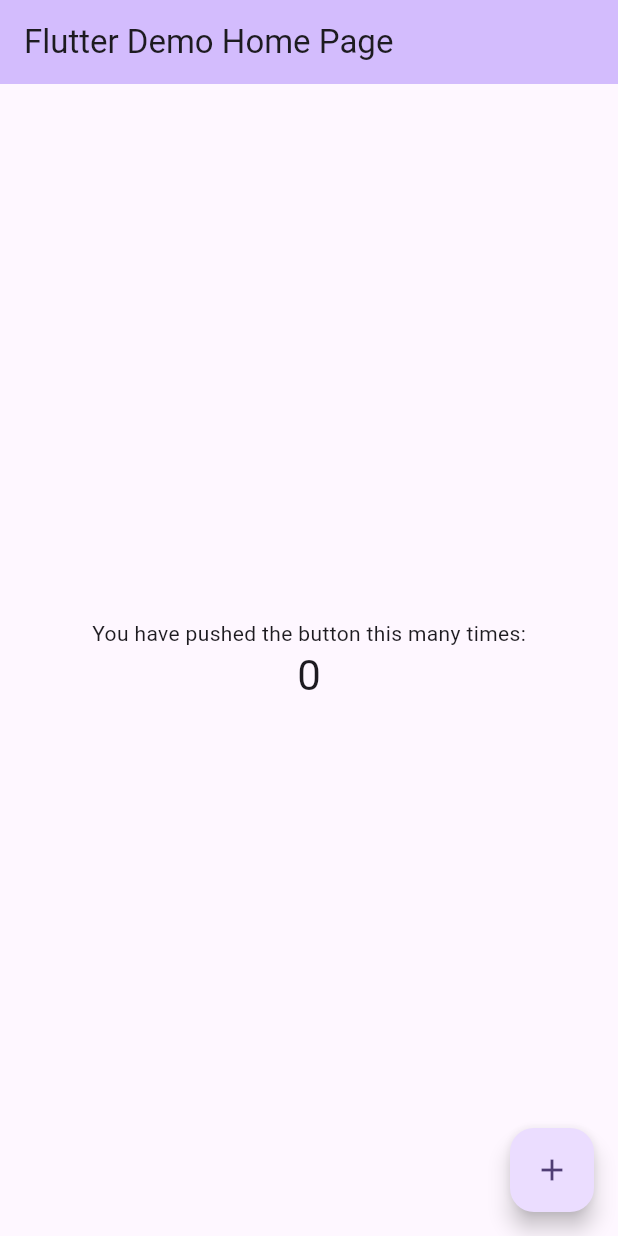
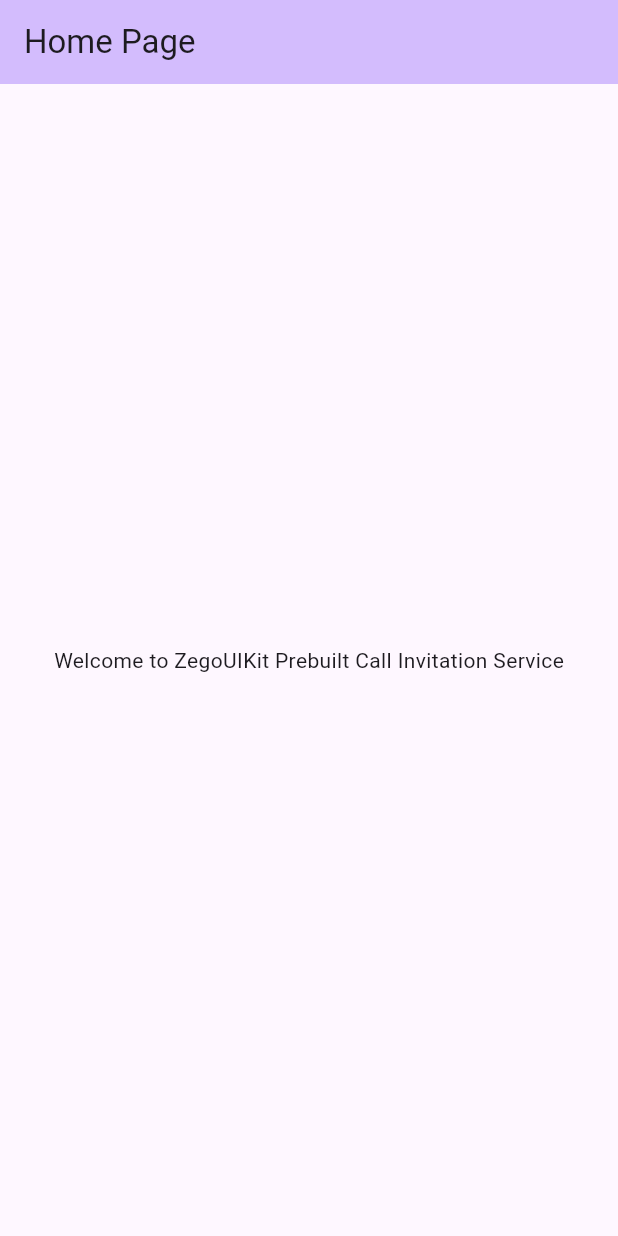
Before and after one commit to Eng-Mosad-99/zego_uikit_app, a Flutter app: the screen it shows after launch, on a phone screen of 412 x 824 dp. Run offline on Flutter 3.47's test engine with Material 3 defaults, Android fonts, the phone set to English and light mode, and no system bars; our stand-ins replace firebase_core; accounts and stored records are empty.

Commit message:
create home page

```diff
--- a/lib/main.dart
+++ b/lib/main.dart
@@ -1,111 +1,26 @@
 import 'package:flutter/material.dart';
 import 'package:firebase_core/firebase_core.dart';
+import 'package:zego_uikit_app/pages/home_page.dart';
 import 'firebase_options.dart';
-void main() async{
-  await Firebase.initializeApp(
-    options: DefaultFirebaseOptions.currentPlatform,
-);
+
+void main() async {
+  WidgetsFlutterBinding.ensureInitialized();
+  await Firebase.initializeApp(options: DefaultFirebaseOptions.currentPlatform);
+
   runApp(const MyApp());
 }
 
 class MyApp extends StatelessWidget {
   const MyApp({super.key});
 
-  // This widget is the root of your application.
   @override
   Widget build(BuildContext context) {
     return MaterialApp(
-      title: 'Flutter Demo',
+
       theme: ThemeData(
         colorScheme: ColorScheme.fromSeed(seedColor: Colors.deepPurple),
       ),
-      home: const MyHomePage(title: 'Flutter Demo Home Page'),
+      home: const HomePage(),
     );
   }
 }
-
-class MyHomePage extends StatefulWidget {
-  const MyHomePage({super.key, required this.title});
-
-  // This widget is the home page of your application. It is stateful, meaning
-  // that it has a State object (defined below) that contains fields that affect
-  // how it looks.
-
-  // This class is the configuration for the state. It holds the values (in this
-  // case the title) provided by the parent (in this case the App widget) and
-  // used by the build method of the State. Fields in a Widget subclass are
-  // always marked "final".
-
-  final String title;
-
-  @override
-  State<MyHomePage> createState() => _MyHomePageState();
-}
-
-class _MyHomePageState extends State<MyHomePage> {
-  int _counter = 0;
-
-  void _incrementCounter() {
-    setState(() {
-      // This call to setState tells the Flutter framework that something has
-      // changed in this State, which causes it to rerun the build method below
-      // so that the display can reflect the updated values. If we changed
-      // _counter without calling setState(), then the build method would not be
-      // called again, and so nothing would appear to happen.
-      _counter++;
-    });
-  }
-
-  @override
-  Widget build(BuildContext context) {
-    // This method is rerun every time setState is called, for instance as done
-    // by the _incrementCounter method above.
-    //
-    // The Flutter framework has been optimized to make rerunning build methods
-    // fast, so that you can just rebuild anything that needs updating rather
-    // than having to individually change instances of widgets.
-    return Scaffold(
-      appBar: AppBar(
-        // TRY THIS: Try changing the color here to a specific color (to
-        // Colors.amber, perhaps?) and trigger a hot reload to see the AppBar
-        // change color while the other colors stay the same.
-        backgroundColor: Theme.of(context).colorScheme.inversePrimary,
-        // Here we take the value from the MyHomePage object that was created by
-        // the App.build method, and use it to set our appbar title.
-        title: Text(widget.title),
-      ),
-      body: Center(
-        // Center is a layout widget. It takes a single child and positions it
-        // in the middle of the parent.
-        child: Column(
-          // Column is also a layout widget. It takes a list of children and
-          // arranges them vertically. By default, it sizes itself to fit its
-          // children horizontally, and tries to be as tall as its parent.
-          //
-          // Column has various properties to control how it sizes itself and
-          // how it positions its children. Here we use mainAxisAlignment to
-          // center the children vertically; the main axis here is the vertical
-          // axis because Columns are vertical (the cross axis would be
-          // horizontal).
-          //
-          // TRY THIS: Invoke "debug painting" (choose the "Toggle Debug Paint"
-          // action in the IDE, or press "p" in the console), to see the
-          // wireframe for each widget.
-          mainAxisAlignment: MainAxisAlignment.center,
-          children: <Widget>[
-            const Text('You have pushed the button this many times:'),
-            Text(
-              '$_counter',
-              style: Theme.of(context).textTheme.headlineMedium,
-            ),
-          ],
-        ),
-      ),
-      floatingActionButton: FloatingActionButton(
-        onPressed: _incrementCounter,
-        tooltip: 'Increment',
-        child: const Icon(Icons.add),
-      ), // This trailing comma makes auto-formatting nicer for build methods.
-    );
-  }
-}
--- /dev/null
+++ b/lib/pages/home_page.dart
@@ -0,0 +1,25 @@
+
+import 'package:flutter/material.dart';
+
+class HomePage extends StatelessWidget {
+  const HomePage({super.key});
+
+  @override
+  Widget build(BuildContext context) {
+    return Scaffold(
+      appBar: AppBar(
+        backgroundColor: Theme.of(context).colorScheme.inversePrimary,
+
+        title: Text('Home Page'),
+      ),
+      body: Center(
+        child: Column(
+          mainAxisAlignment: MainAxisAlignment.center,
+          children: <Widget>[
+            Text('Welcome to ZegoUIKit Prebuilt Call Invitation Service'),
+          ],
+        ),
+      ),
+    );
+  }
+}
```
Also changed, not shown: 1 other file.
